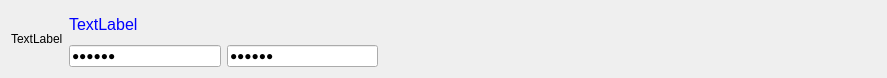
Above: L1/crypt1/credentialswidget.ui from Vasyaslav/221-329_Leshchinskii before the change. Below: the same form after it.
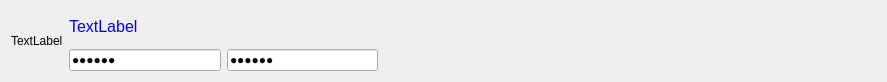
That is the form after the change.

```diff
--- a/L1/crypt1/credentialswidget.ui
+++ b/L1/crypt1/credentialswidget.ui
@@ -7,7 +7,7 @@
     <x>0</x>
     <y>0</y>
     <width>887</width>
-    <height>78</height>
+    <height>82</height>
    </rect>
   </property>
   <property name="sizePolicy">
@@ -53,6 +53,9 @@
      <property name="echoMode">
       <enum>QLineEdit::Password</enum>
      </property>
+     <property name="readOnly">
+      <bool>true</bool>
+     </property>
     </widget>
    </item>
    <item row="1" column="2">
@@ -63,6 +66,9 @@
      <property name="echoMode">
       <enum>QLineEdit::Password</enum>
      </property>
+     <property name="readOnly">
+      <bool>true</bool>
+     </property>
     </widget>
    </item>
    <item row="1" column="3">
```
